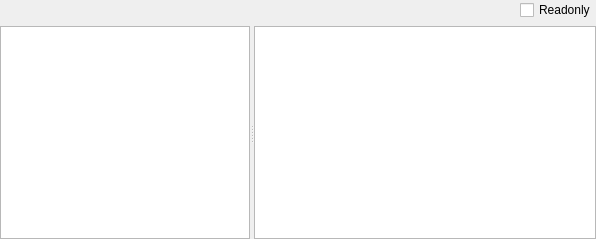
First picture: the form in MSDOS/msdoswidget.ui, repository horsicq/FormatWidgets, before the edit.
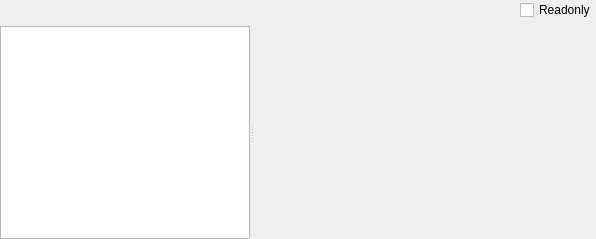
Second picture: the form after the edit. Custom widgets are drawn as their Qt base class.

```diff
--- a/MSDOS/msdoswidget.ui
+++ b/MSDOS/msdoswidget.ui
@@ -81,6 +81,28 @@
       </column>
      </widget>
      <widget class="QStackedWidget" name="stackedWidgetInfo">
+      <widget class="QWidget" name="page_HEX">
+       <layout class="QVBoxLayout" name="verticalLayout_2">
+        <property name="spacing">
+         <number>0</number>
+        </property>
+        <property name="leftMargin">
+         <number>0</number>
+        </property>
+        <property name="topMargin">
+         <number>0</number>
+        </property>
+        <property name="rightMargin">
+         <number>0</number>
+        </property>
+        <property name="bottomMargin">
+         <number>0</number>
+        </property>
+        <item>
+         <widget class="QHexViewWidget" name="widgetHex" native="true"/>
+        </item>
+       </layout>
+      </widget>
       <widget class="QWidget" name="page_DOS_HEADER">
        <layout class="QVBoxLayout" name="verticalLayout_3">
         <property name="spacing">
@@ -127,6 +149,14 @@
    </item>
   </layout>
  </widget>
+ <customwidgets>
+  <customwidget>
+   <class>QHexViewWidget</class>
+   <extends>QWidget</extends>
+   <header>qhexviewwidget.h</header>
+   <container>1</container>
+  </customwidget>
+ </customwidgets>
  <resources/>
  <connections/>
 </ui>
```
